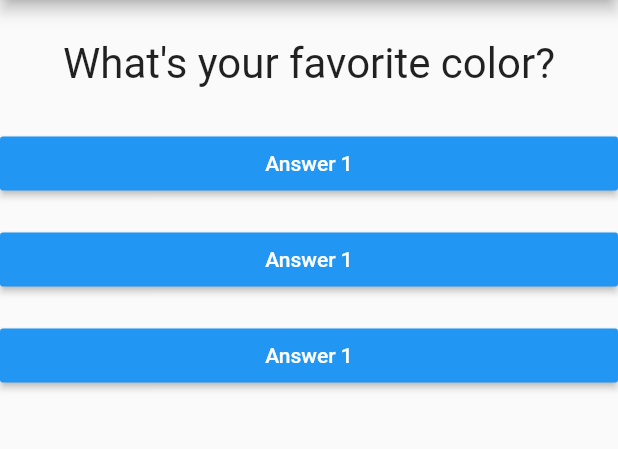
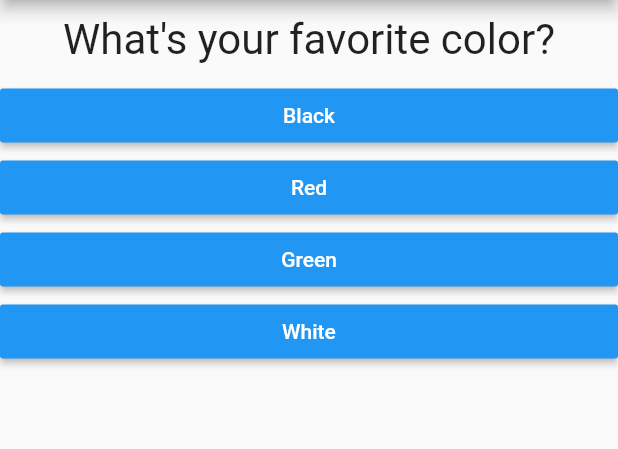
Before and after one commit to shinigamirex888/Quizee, a Flutter app: the screen it shows after launch, on a phone screen of 412 x 824 dp, the part 84-533 px from its top. Run offline on Flutter 3.47's test engine with Material 2 defaults, Android fonts, the phone set to English and light mode, and no system bars.

Commit message:
Modularizing code

```diff
--- a/lib/answer.dart
+++ b/lib/answer.dart
@@ -4,8 +4,9 @@ import 'package:flutter/material.dart';
 class Answer extends StatelessWidget {
 
   final Function selectHandler;
+  final String answerText;
 
-  Answer(this.selectHandler);
+  Answer(this.selectHandler,this. answerText);
 
   @override
   Widget build(BuildContext context) {
@@ -14,7 +15,7 @@ class Answer extends StatelessWidget {
       child:RaisedButton(
               textColor: Colors.white,
               color: Colors.blue,
-              child: Text("Answer 1"),
+              child: Text(answerText),
               onPressed: selectHandler,
             ),
     );
--- a/lib/main.dart
+++ b/lib/main.dart
@@ -1,11 +1,15 @@
 import 'package:flutter/material.dart';
 
-import './question.dart';
-import './answer.dart';
 
-void main() {
-  runApp(MyApp());
-}
+ import './quiz.dart';
+ import './result.dart';
+
+
+// void main() {
+//   runApp(MyApp());
+// }
+
+void main() => runApp(MyApp());
 
 class MyApp extends StatefulWidget {
   @override
@@ -16,41 +20,56 @@ class MyApp extends StatefulWidget {
 }
 
 class _MyAppState extends State<MyApp> {
+  final _questions = const [
+    {
+      'questionText': 'What\'s your favorite color?',
+      'answers': ['Black', 'Red', 'Green', 'White'],
+    },
+    {
+      'questionText': 'What\'s your favorite animal?',
+      'answers': ['Rabbit', 'Snake', 'Elephant', 'Lion'],
+    },
+    {
+      'questionText': 'Who\'s your favorite instructor?',
+      'answers': ['Max', 'Max', 'Max', 'Max'],
+    },
+  ];
   var _questionIndex = 0;
 
   void _answerQuestion() {
+    // var aBool = true;
+    // aBool = false;
+
     setState(() {
-      _questionIndex += 1;
+      _questionIndex = _questionIndex + 1;
     });
-    //questionIndex += 1;
     print(_questionIndex);
-  } //anonymous function be like ()=>print('Answer chosen!');
+    if (_questionIndex < _questions.length) {
+      print('We have more questions!');
+    } else {
+      print('No more questions!');
+    }
+  }
 
   @override
   Widget build(BuildContext context) {
-    var questions = [
-      'What\'s your favorite color?',
-      'What\'s your favorite animal?',
-    ];
+    // var dummy = const ['Hello'];
+    // dummy.add('Max');
+    // print(dummy);
+    // dummy = [];
+    // questions = []; // does not work if questions is a const
 
     return MaterialApp(
       home: Scaffold(
         appBar: AppBar(
           title: Text('Quizee'),
         ),
-        body: Column(
-          children: [
-            SizedBox(height: 16),
-            Question(questions[_questionIndex]),
-            SizedBox(height: 16),
-            Answer(_answerQuestion),
-            SizedBox(height: 16),
-            Answer(_answerQuestion),
-            SizedBox(height: 16),
-            Answer(_answerQuestion),
-            SizedBox(height: 16),
-          ],
-        ),
+        body: _questionIndex < _questions.length
+            ? Quiz(answerQuestion:_answerQuestion,
+            questions: _questions,
+            questionIndex: _questionIndex
+            )
+            :Result() ,
       ),
     );
   }
--- /dev/null
+++ b/lib/quiz.dart
@@ -0,0 +1,36 @@
+import 'package:flutter/cupertino.dart';
+import 'package:flutter/material.dart';
+
+import './question.dart';
+import './answer.dart';
+
+
+
+class Quiz extends StatelessWidget {
+
+  final List<Map<String, Object>> questions;
+  final int questionIndex;
+  final Function answerQuestion;
+
+
+  Quiz({
+    @required this.questions,
+    @required this.answerQuestion,
+    @required this.questionIndex
+  });
+
+
+  @override
+  Widget build(BuildContext context) {
+    return Column(
+      children: [
+        Question(
+          questions[questionIndex]['questionText'],
+        ),
+        ...(questions[questionIndex]['answers'] as List<String>).map((answer) {
+          return Answer(answerQuestion, answer);
+        }).toList()
+      ],
+    );
+  }
+}
--- /dev/null
+++ b/lib/result.dart
@@ -0,0 +1,12 @@
+import 'package:flutter/material.dart';
+
+
+class Result extends StatelessWidget {
+
+  @override
+  Widget build(BuildContext context) {
+    return Center(
+                child: Text('You did it!'),
+              );
+  }
+}
```
